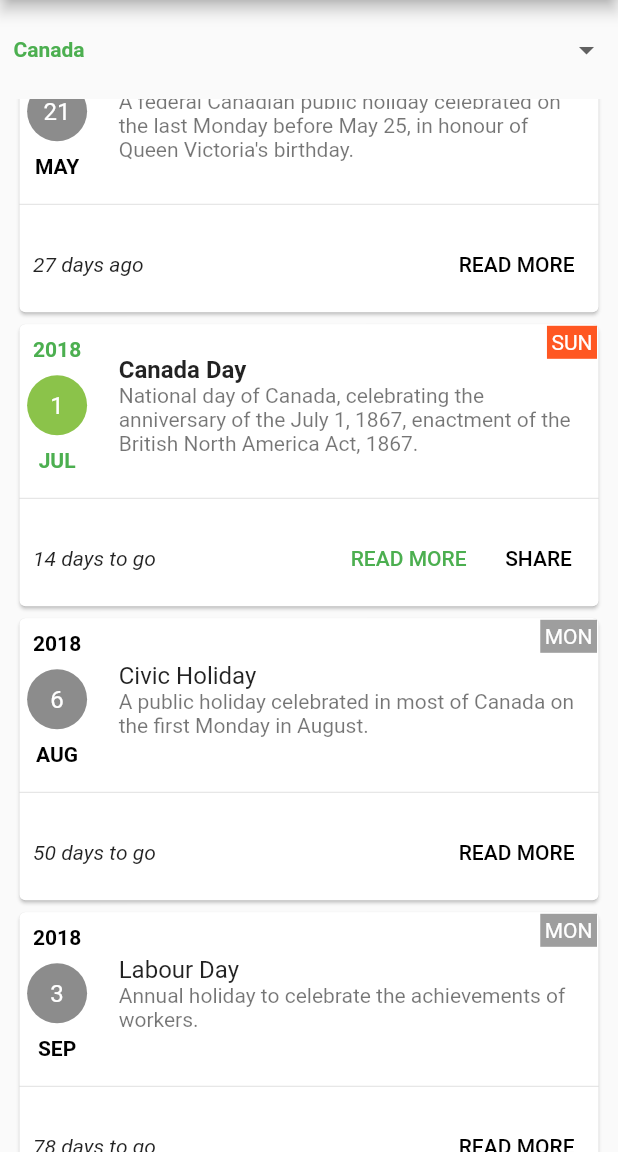
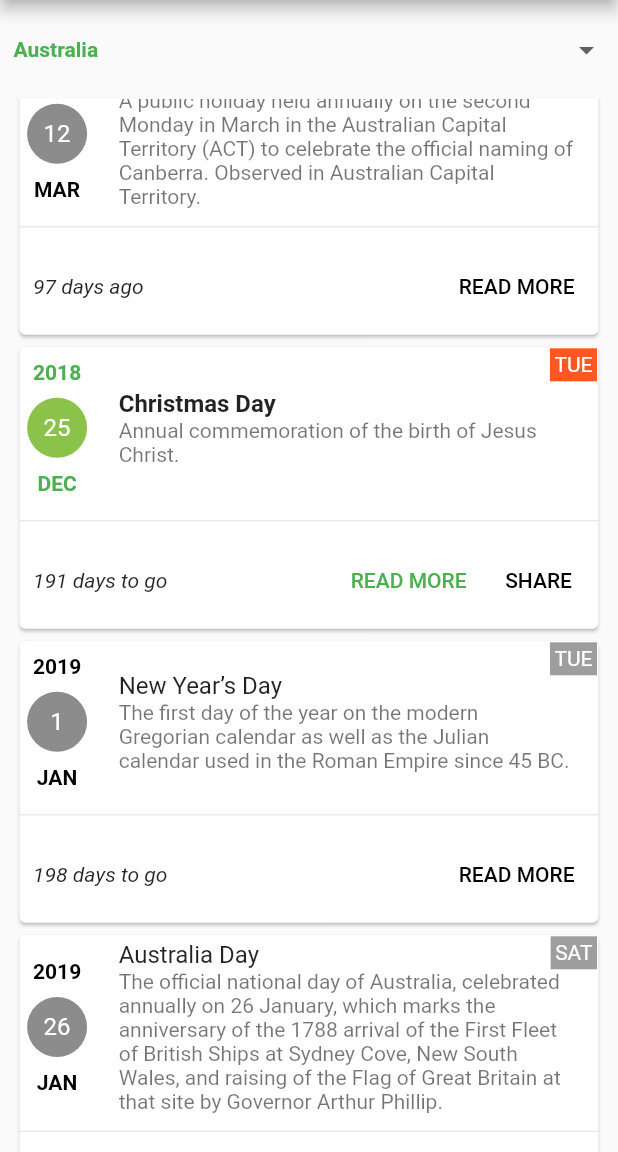
Before and after one commit to jobinbasani/my_next_holiday, a Flutter app: the screen it shows after launch, on a phone screen of 412 x 824 dp, the part 84-1236 px from its top. Run offline on Flutter 3.47's test engine with Material 2 defaults, Android fonts, the light colour scheme and no system bars; our stand-ins replace share, shared_preferences.

Commit message:
Add Australian holidays

```diff
--- a/lib/main.dart
+++ b/lib/main.dart
@@ -4,6 +4,7 @@
 import 'package:flutter/material.dart';
 import 'package:flutter/rendering.dart';
 import 'package:flutter/services.dart';
+import 'package:my_next_holiday/services/AustraliaHolidayService.dart';
 import 'package:my_next_holiday/services/HolidayService.dart';
 import 'package:my_next_holiday/services/CanadaHolidayService.dart';
 import 'package:my_next_holiday/services/UsaHolidayService.dart';
@@ -66,7 +67,8 @@
 
   final List<HolidayService> _holidayServices = [
     new UsaHolidayService(),
-    new CanadaHolidayService()
+    new CanadaHolidayService(),
+    new AustraliaHolidayService()
   ];
 
   Widget getFab() {
--- /dev/null
+++ b/lib/services/AustraliaHolidayService.dart
@@ -0,0 +1,29 @@
+import 'package:my_next_holiday/services/CommonHolidayService.dart';
+import 'package:my_next_holiday/vo/HolidayDetails.dart';
+
+class AustraliaHolidayService extends CommonHolidayService {
+  @override
+  String getCountry() {
+    return "Australia";
+  }
+
+  @override
+  void loadHolidays(List<HolidayDetails> holidays, int year) {
+    addNewYear(holidays, year);
+    addAustraliaDay(holidays, year);
+    addCanberraDay(holidays, year);
+    addChristmasDay(holidays, year);
+  }
+
+  void addAustraliaDay(List<HolidayDetails> holidays, int year) {
+    holidays.add(new HolidayDetails(HolidayDetails.australiaDay,
+        new DateTime.utc(year, DateTime.january, 26)));
+  }
+
+  void addCanberraDay(List<HolidayDetails> holidays, int year) {
+    holidays.add(new HolidayDetails(
+        HolidayDetails.canberraDay,
+        getFirstDayOfWeek(DateTime.march, DateTime.monday, year)
+            .add(new Duration(days: 7))));
+  }
+}
--- a/lib/vo/HolidayDetails.dart
+++ b/lib/vo/HolidayDetails.dart
@@ -91,6 +91,14 @@
       "Thanksgiving Day",
       "A day of giving thanks for the blessing of the harvest and of the preceding year.",
       "http://en.wikipedia.org/wiki/Thanksgiving");
+  static final HolidayInfo australiaDay = new HolidayInfo(
+      "Australia Day",
+      "The official national day of Australia, celebrated annually on 26 January, which marks the anniversary of the 1788 arrival of the First Fleet of British Ships at Sydney Cove, New South Wales, and raising of the Flag of Great Britain at that site by Governor Arthur Phillip.",
+      "https://en.wikipedia.org/wiki/Australia_Day");
+  static final HolidayInfo canberraDay = new HolidayInfo(
+      "Canberra Day",
+      "A public holiday held annually on the second Monday in March in the Australian Capital Territory (ACT) to celebrate the official naming of Canberra. Observed in Australian Capital Territory.",
+      "https://en.wikipedia.org/wiki/Canberra_Day");
 
   DateTime holidayDate;
   bool isNextHoliday;
```
